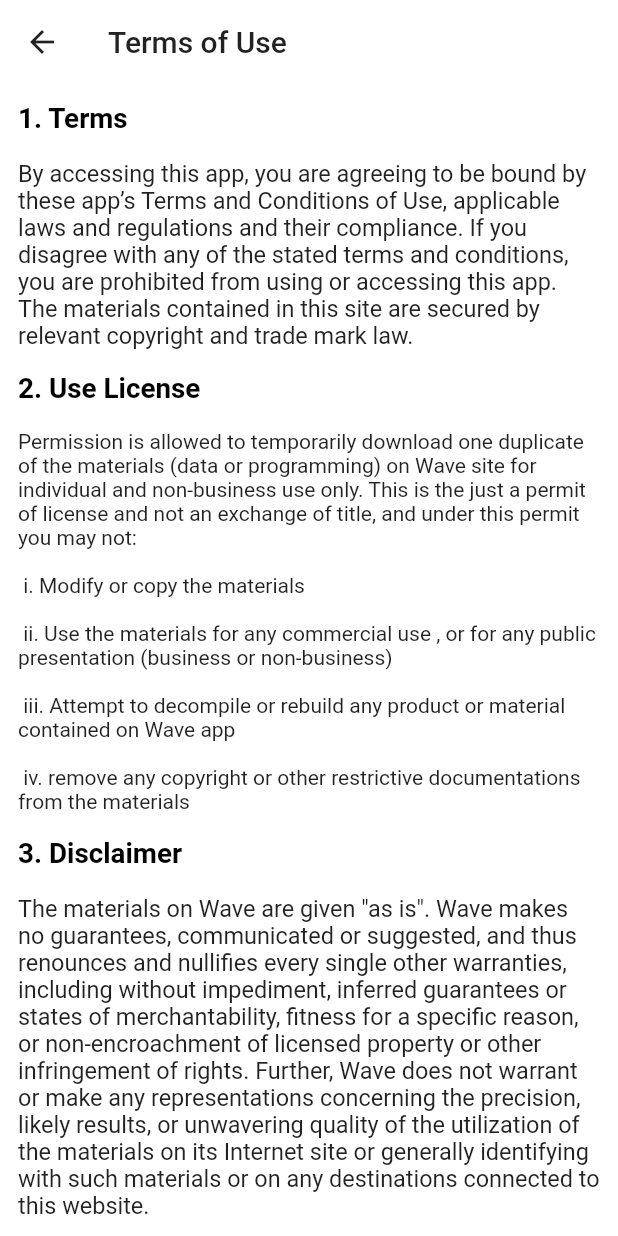
After one commit to Wave-2024/Wave, a Flutter app: the termsOfUseScreen screen opened directly, on a phone screen of 412 x 824 dp. The commit adds this screen. Run offline on Flutter 3.47's test engine with Material 2 defaults, Android fonts, the phone set to English and light mode, and no system bars; our stand-ins replace badges, better_player, cached_network_image, cloud_firestore, firebase_auth, firebase_core and 10 more; missing offline and left inert: comment_box; accounts and stored records are empty; network calls fail.

Commit message:
new : terms of use and open source link

```diff
--- /dev/null
+++ b/lib/screen/AboutWave/termsOfUse.dart
@@ -0,0 +1,72 @@
+import 'package:flutter/material.dart';
+
+import '../../utils/devicesize.dart';
+class termsOfUseScreen extends StatelessWidget {
+  const termsOfUseScreen({Key? key}) : super(key: key);
+
+  @override
+  Widget build(BuildContext context) {
+    var headingTextStyle = TextStyle(
+      fontSize: displayWidth(context) * 0.045,
+      fontWeight: FontWeight.bold,
+      color: Colors.black,
+    );
+    var normalTextStyle = TextStyle(
+      fontSize: displayWidth(context) * 0.038,
+      color: Colors.black87,
+    );
+    var divider = const Opacity(
+      opacity: 0.0,
+      child: Divider(),
+    );
+    return Scaffold(
+      appBar: AppBar(
+        backgroundColor: Colors.white,
+        elevation: 0.0,
+        iconTheme: const IconThemeData(color: Colors.black87),
+        title: const Text('Terms of Use',style: TextStyle(
+          color: Colors.black87,
+        ),),
+      ),
+      backgroundColor: Colors.white,
+      body: SingleChildScrollView(
+        child: Padding(
+          padding: const EdgeInsets.all(12.0),
+          child: Column(
+            mainAxisAlignment: MainAxisAlignment.start,
+            crossAxisAlignment: CrossAxisAlignment.start,
+            children: [
+              Text(
+                '1. Terms',
+                style: headingTextStyle,
+              ),
+              divider,
+              Text(
+                'By accessing this app, you are agreeing to be bound by these app’s Terms and Conditions of Use, applicable laws and regulations and their compliance. If you disagree with any of the stated terms and conditions, you are prohibited from using or accessing this app. The materials contained in this site are secured by relevant copyright and trade mark law.',
+                style: normalTextStyle,
+              ),
+              divider,
+              Text(
+                '2. Use License',
+                style: headingTextStyle,
+              ),
+              divider,
+              Text(
+                  'Permission is allowed to temporarily download one duplicate of the materials (data or programming) on Wave site for individual and non-business use only. This is the just a permit of license and not an exchange of title, and under this permit you may not:\n\n i. Modify or copy the materials\n\n ii. Use the materials for any commercial use , or for any public presentation (business or non-business)\n\n iii. Attempt to decompile or rebuild any product or material contained on Wave app\n\n iv. remove any copyright or other restrictive documentations from the materials'),
+              divider,
+              Text(
+                '3. Disclaimer',
+                style: headingTextStyle,
+              ),
+              divider,
+              Text(
+                'The materials on Wave are given "as is". Wave makes no guarantees, communicated or suggested, and thus renounces and nullifies every single other warranties, including without impediment, inferred guarantees or states of merchantability, fitness for a specific reason, or non-encroachment of licensed property or other infringement of rights. Further, Wave does not warrant or make any representations concerning the precision, likely results, or unwavering quality of the utilization of the materials on its Internet site or generally identifying with such materials or on any destinations connected to this website.',
+                style: normalTextStyle,
+              ),
+            ],
+          ),
+        ),
+      ),
+    );
+  }
+}
```
Also changed, not shown: lib/screen/AboutWave/AboutWave.dart (+8 -0 lines), lib/screen/AboutWave/OpenSource.dart (added, +46 -0 lines).
